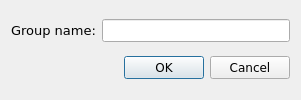
This is src/rc_metastudio/forms/change_group_name_dlg.ui in AliSalman-et-al/openmeta-analyst-community as Qt 5 draws it before an edit. The edited form follows.
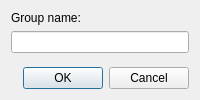
This is the edited form. Icons and pictures are not drawn.

Patch:
```diff
--- a/src/rc_metastudio/forms/change_group_name_dlg.ui
+++ b/src/rc_metastudio/forms/change_group_name_dlg.ui
@@ -2,86 +2,12 @@
 <ui version="4.0">
  <class>group_name_dialog</class>
  <widget class="QDialog" name="group_name_dialog">
-  <property name="enabled">
-   <bool>true</bool>
-  </property>
-  <property name="geometry">
-   <rect>
-    <x>0</x>
-    <y>0</y>
-    <width>301</width>
-    <height>100</height>
-   </rect>
-  </property>
-  <property name="minimumSize">
-   <size>
-    <width>301</width>
-    <height>100</height>
-   </size>
-  </property>
-  <property name="maximumSize">
-   <size>
-    <width>500</width>
-    <height>100</height>
-   </size>
-  </property>
-  <property name="font">
-   <font>
-    <family>Verdana</family>
-   </font>
-  </property>
-  <property name="windowTitle">
-   <string>Edit Group Name</string>
-  </property>
-  <property name="windowIcon">
-   <iconset>
-    <normaloff>:/misc/meta.png</normaloff>:/misc/meta.png</iconset>
-  </property>
+  <property name="geometry"><rect><x>0</x><y>0</y><width>0</width><height>0</height></rect></property>
+  <property name="windowTitle"><string>Edit Group Name</string></property>
+  <property name="windowIcon"><iconset resource="images/icons.qrc"><normaloff>:/misc/meta.png</normaloff>:/misc/meta.png</iconset></property>
   <layout class="QVBoxLayout" name="verticalLayout">
-   <item>
-    <layout class="QGridLayout" name="gridLayout">
-     <item row="0" column="0">
-      <widget class="QLabel" name="field_lbl">
-       <property name="font">
-        <font>
-         <family>Verdana</family>
-         <pointsize>10</pointsize>
-        </font>
-       </property>
-       <property name="text">
-        <string>Group name:</string>
-       </property>
-      </widget>
-     </item>
-     <item row="0" column="1">
-      <widget class="QLineEdit" name="group_name_le">
-       <property name="font">
-        <font>
-         <family>Verdana</family>
-        </font>
-       </property>
-       <property name="alignment">
-        <set>Qt::AlignCenter</set>
-       </property>
-      </widget>
-     </item>
-    </layout>
-   </item>
-   <item>
-    <widget class="QDialogButtonBox" name="buttonBox">
-     <property name="font">
-      <font>
-       <family>Verdana</family>
-      </font>
-     </property>
-     <property name="orientation">
-      <enum>Qt::Horizontal</enum>
-     </property>
-     <property name="standardButtons">
-      <set>QDialogButtonBox::Cancel|QDialogButtonBox::Ok</set>
-     </property>
-    </widget>
-   </item>
+   <item><layout class="QFormLayout" name="formLayout"><property name="fieldGrowthPolicy"><enum>QFormLayout::AllNonFixedFieldsGrow</enum></property><property name="rowWrapPolicy"><enum>QFormLayout::WrapAllRows</enum></property><item row="0" column="0"><widget class="QLabel" name="field_lbl"><property name="text"><string>Group name:</string></property><property name="buddy"><cstring>group_name_le</cstring></property></widget></item><item row="0" column="1"><widget class="QLineEdit" name="group_name_le"><property name="alignment"><set>Qt::AlignCenter</set></property></widget></item></layout></item>
+   <item><widget class="QDialogButtonBox" name="buttonBox"><property name="orientation"><enum>Qt::Horizontal</enum></property><property name="standardButtons"><set>QDialogButtonBox::Cancel|QDialogButtonBox::Ok</set></property></widget></item>
   </layout>
  </widget>
  <resources>
```
Left out of the diff: 40 changed lines with no effect on the pictures.
